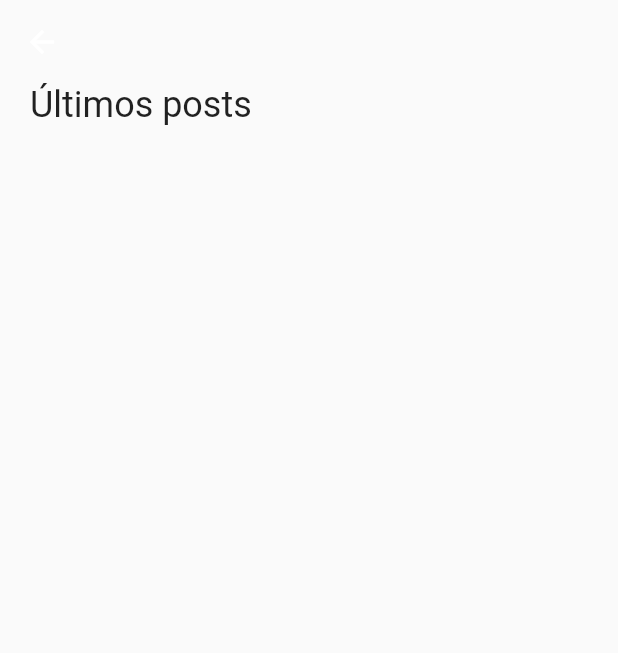
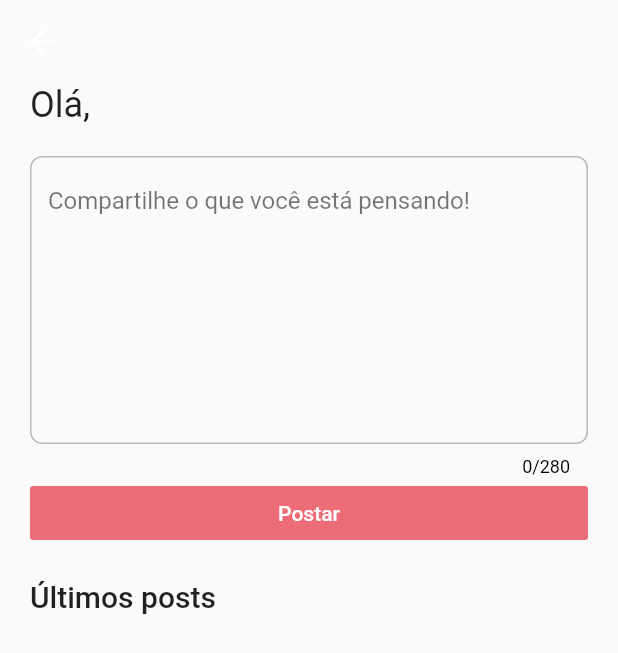
Before and after one commit to mm44m6/beauty_network_boticario, a Flutter app: the HomeView screen opened directly, on a phone screen of 412 x 824 dp. Shown: the top 653 px of the screen. Run offline on Flutter 3.47's test engine with Material 2 defaults, Android fonts, the phone set to English and light mode, and no system bars; our stand-ins replace cloud_firestore, firebase_auth, firebase_core, google_fonts, mobx, timeago; accounts and stored records are empty; generated files the repository leaves out were written again.

Commit message:
added new feature to create a post, added mobx, added global user state, addededit and remove feature

```diff
--- /dev/null
+++ b/lib/viewmodels/create_post_view_model.dart
@@ -0,0 +1,5 @@
+class CreatePostViewModel {
+  String text = "";
+  String userDisplayName = "";
+  String userUid = "";
+}
--- a/lib/views/home_view.dart
+++ b/lib/views/home_view.dart
@@ -1,9 +1,12 @@
 import 'package:beauty_network_boticario/controllers/home_controller.dart';
+import 'package:beauty_network_boticario/stores/user_store.dart';
+import 'package:beauty_network_boticario/widgets/create_post_widget.dart';
 import 'package:beauty_network_boticario/widgets/custom_appbar_widget.dart';
 import 'package:beauty_network_boticario/widgets/home_post_card_widget.dart';
 import 'package:flutter/material.dart';
 
 import 'package:cloud_firestore/cloud_firestore.dart';
+import 'package:provider/provider.dart';
 
 class HomeView extends StatefulWidget {
   final HomeControllerInterface _homeController;
@@ -16,6 +19,12 @@ class HomeView extends StatefulWidget {
 
 class _HomeViewState extends State<HomeView> {
   Future<QuerySnapshot> posts;
+
+  void _handleChanges() {
+    setState(() {
+      posts = widget._homeController.getRecentPosts();
+    });
+  }
 
   @override
   void initState() {
@@ -30,13 +39,13 @@ class _HomeViewState extends State<HomeView> {
 
   @override
   Widget build(BuildContext context) {
+    UserStore _userStore = Provider.of<UserStore>(context);
+
     return Scaffold(
       appBar: CustomAppBarWidget(title: ''),
       body: RefreshIndicator(
         onRefresh: () {
-          setState(() {
-            posts = widget._homeController.getRecentPosts();
-          });
+          _handleChanges();
           return posts;
         },
         child: SingleChildScrollView(
@@ -46,10 +55,17 @@ class _HomeViewState extends State<HomeView> {
             child: Column(
               crossAxisAlignment: CrossAxisAlignment.start,
               children: [
+                Text('Olá, ${_userStore.displayName}',
+                    style: Theme.of(context).textTheme.headline5),
+                CreatePostWidget(
+                  widget._homeController,
+                  user: _userStore,
+                  handleChanges: _handleChanges,
+                ),
                 Container(
                   child: Text(
                     'Últimos posts',
-                    style: Theme.of(context).textTheme.headline5,
+                    style: Theme.of(context).textTheme.headline6,
                   ),
                 ),
                 FutureBuilder(
@@ -64,17 +80,28 @@ class _HomeViewState extends State<HomeView> {
                       return Center(child: CircularProgressIndicator());
                     }
 
+                    if (snapshot.hasData) {
+                      print(snapshot.data.docs);
                       return new Padding(
                         padding: EdgeInsets.symmetric(vertical: 10),
                         child: ListView(
                           shrinkWrap: true,
+                          physics: NeverScrollableScrollPhysics(),
                           children: snapshot.data.docs.map(
                             (DocumentSnapshot document) {
-                            return HomePostCardWidget(document: document);
+                              return HomePostCardWidget(
+                                widget._homeController,
+                                document: document,
+                                user: _userStore,
+                                handleChanges: _handleChanges,
+                              );
                             },
                           ).toList(),
                         ),
                       );
+                    }
+
+                    return Container();
                   },
                 ),
               ],
--- /dev/null
+++ b/lib/widgets/create_post_widget.dart
@@ -0,0 +1,64 @@
+import 'package:beauty_network_boticario/color_theme_swatch.dart';
+import 'package:beauty_network_boticario/controllers/home_controller.dart';
+import 'package:beauty_network_boticario/stores/user_store.dart';
+import 'package:beauty_network_boticario/viewmodels/create_post_view_model.dart';
+import 'package:beauty_network_boticario/widgets/post_text_form_field.dart';
+import 'package:flutter/cupertino.dart';
+import 'package:flutter/material.dart';
+
+class CreatePostWidget extends StatelessWidget {
+  static final _createNewPostFormKey = new GlobalKey<FormState>();
+  final HomeControllerInterface _homeController;
+  final UserStore user;
+  final Function handleChanges;
+
+  CreatePostWidget(
+    this._homeController, {
+    this.user,
+    this.handleChanges,
+  });
+
+  final CreatePostViewModel _postModel = new CreatePostViewModel();
+  final TextEditingController _textEditingController =
+      new TextEditingController();
+
+  @override
+  Widget build(BuildContext context) {
+    return Padding(
+      padding: EdgeInsets.symmetric(vertical: 20),
+      child: Column(
+        children: <Widget>[
+          Form(
+            key: _createNewPostFormKey,
+            child: PostTextFormField(
+              textEditingController: _textEditingController,
+              onSavedFunction: (value) => {_postModel.text = value},
+            ),
+          ),
+          FlatButton(
+            minWidth: double.infinity,
+            color: Theme.of(context).accentColor,
+            onPressed: () async {
+              if (_createNewPostFormKey.currentState.validate()) {
+                _createNewPostFormKey.currentState.save();
+                try {
+                  _postModel.userDisplayName = user.displayName;
+                  _postModel.userUid = user.uid;
+                  await _homeController.createNewPost(_postModel);
+                  _textEditingController.clear();
+                  handleChanges();
+                } catch (error) {
+                  print(error);
+                }
+              }
+            },
+            child: Text(
+              'Postar',
+              style: TextStyle(color: ColorThemeSwatch.boticarioWhite),
+            ),
+          )
+        ],
+      ),
+    );
+  }
+}
--- a/lib/widgets/navigation_bar_widget.dart
+++ b/lib/widgets/navigation_bar_widget.dart
@@ -1,7 +1,6 @@
 import 'dart:io';
 
 import 'package:beauty_network_boticario/controllers/home_controller.dart';
-import 'package:beauty_network_boticario/views/create_post_view.dart';
 import 'package:beauty_network_boticario/views/home_view.dart';
 import 'package:flutter/cupertino.dart';
 import 'package:flutter/material.dart';
@@ -16,7 +15,6 @@ class _HomeNavigationBarWidgetState extends State<HomeNavigationBarWidget> {
   int _currentView = 0;
   final List<Widget> _views = [
     HomeView(HomeController()),
-    CreatePostView(),
   ];
 
   @override
@@ -30,10 +28,6 @@ class _HomeNavigationBarWidgetState extends State<HomeNavigationBarWidget> {
           new BottomNavigationBarItem(
             icon: Icon(Platform.isIOS ? CupertinoIcons.home : Icons.home),
             title: Text('Inicio'),
-          ),
-          new BottomNavigationBarItem(
-            icon: Icon(Platform.isIOS ? CupertinoIcons.create : Icons.notes),
-            title: Text('Escrever'),
           ),
           new BottomNavigationBarItem(
             icon: Icon(
--- /dev/null
+++ b/lib/widgets/post_text_form_field.dart
@@ -0,0 +1,45 @@
+import 'package:flutter/material.dart';
+
+class PostTextFormField extends StatelessWidget {
+  final TextEditingController textEditingController;
+  final Function onSavedFunction;
+
+  PostTextFormField({this.textEditingController, this.onSavedFunction});
+
+  @override
+  Widget build(BuildContext context) {
+    return TextFormField(
+      controller: textEditingController,
+      key: new Key('post-text-input'),
+      maxLines: 8,
+      maxLength: 280,
+      decoration: InputDecoration(
+        hintStyle: TextStyle(color: Colors.black54),
+        counterStyle: TextStyle(color: Colors.black),
+        enabledBorder: OutlineInputBorder(
+          borderRadius: BorderRadius.circular(8.0),
+          borderSide: BorderSide(color: Colors.black26, width: 1.0),
+        ),
+        border: OutlineInputBorder(
+          borderRadius: BorderRadius.circular(8.0),
+          borderSide: BorderSide(color: Colors.black26, width: 1.0),
+        ),
+        labelStyle: TextStyle(color: Colors.black26, fontSize: 20),
+        focusedBorder: OutlineInputBorder(
+          borderRadius: BorderRadius.circular(8.0),
+          borderSide: BorderSide(color: Colors.black26, width: 1.0),
+        ),
+        focusColor: Colors.blue,
+        fillColor: Colors.blue,
+        hintText: "Compartilhe o que você está pensando!",
+      ),
+      validator: (value) {
+        if (value.isEmpty) return 'Não é possivel fazer post vazio!';
+        return null;
+      },
+      onSaved: (value) {
+        onSavedFunction(value);
+      },
+    );
+  }
+}
--- a/pubspec.yaml
+++ b/pubspec.yaml
@@ -33,7 +33,8 @@ dependencies:
 
   timeago: 2.0.27
 
-
+  mobx: ^1.1.0
+  provider: 4.3.2+2
 
   # The following adds the Cupertino Icons font to your application.
   # Use with the CupertinoIcons class for iOS style icons.
@@ -44,7 +45,8 @@ dev_dependencies:
     sdk: flutter
 
   mockito:  4.1.2
-
+  build_runner: ^1.3.1
+  mobx_codegen: 1.1.0+2
 # For information on the generic Dart part of this file, see the
 # following page: https://dart.dev/tools/pub/pubspec
 
```
Also changed, not shown: lib/controllers/home_controller.dart (+39 -7 lines), lib/main.dart (+8 -1 lines), lib/models/post_model.dart (added, +24 -0 lines), lib/stores/user_store.dart (added, +31 -0 lines), lib/views/create_post_view.dart (deleted, +0 -50 lines), lib/views/login_view.dart (+28 -19 lines), lib/views/register_view.dart (+30 -14 lines), lib/widgets/edit_post_widget.dart (added, +56 -0 lines), lib/widgets/home_post_card_widget.dart (+75 -9 lines), lib/widgets/options_post_row_widget.dart (added, +41 -0 lines), lib/stores/user_store.g.dart (added), pubspec.lock. Lines whose indentation alone changed are shown as unchanged.
